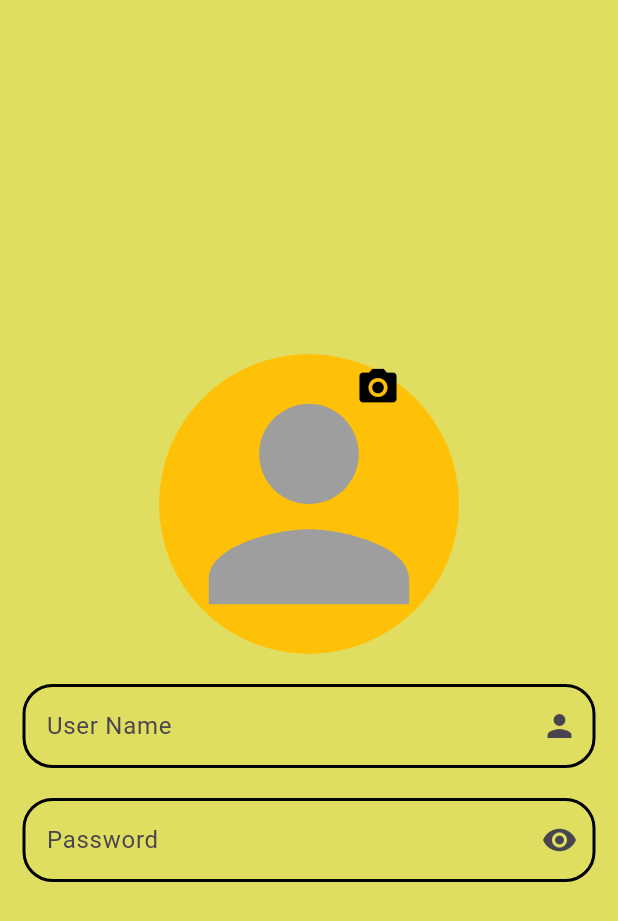
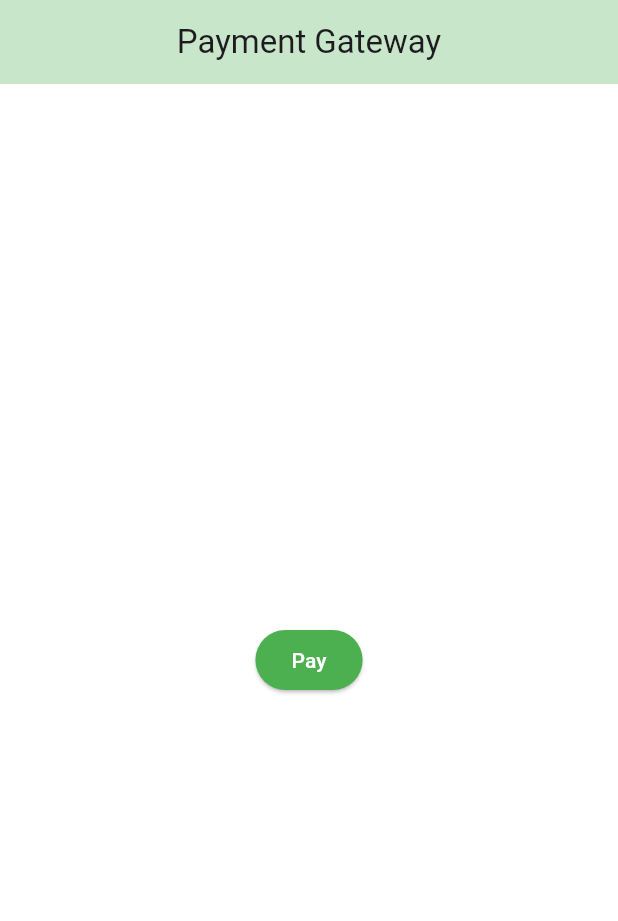
Before and after one commit to safwanpulisseri/firebase-crud-app, a Flutter app: the screen it shows after launch, on a phone screen of 412 x 824 dp. Shown: the top 921 px of the screen. Run offline on Flutter 3.47's test engine with Material 3 defaults, Android fonts, the phone set to English and light mode, and no system bars; our stand-ins replace firebase_core, firebase_storage, image_picker; accounts and stored records are empty.

Commit message:
made chnges for paymeny UI

```diff
--- a/lib/main.dart
+++ b/lib/main.dart
@@ -1,6 +1,7 @@
 import 'package:firebase_core/firebase_core.dart';
 import 'package:firebase_crud_app/firebase_options.dart';
 import 'package:firebase_crud_app/home/login_page.dart';
+import 'package:firebase_crud_app/payment/stripe_payment.dart';
 import 'package:flutter/material.dart';
 
 void main() async {
@@ -24,7 +25,7 @@ class MyApp extends StatelessWidget {
         colorScheme: ColorScheme.fromSeed(seedColor: Colors.deepPurple),
         useMaterial3: true,
       ),
-      home: LoginPage(),
+      home: PaymentPage(),
     );
   }
 }
--- /dev/null
+++ b/lib/payment/stripe_payment.dart
@@ -0,0 +1,30 @@
+import 'package:flutter/cupertino.dart';
+import 'package:flutter/material.dart';
+
+class PaymentPage extends StatelessWidget {
+  const PaymentPage({super.key});
+
+  @override
+  Widget build(BuildContext context) {
+    return Scaffold(
+      appBar: AppBar(
+        backgroundColor: Colors.green.shade100,
+        centerTitle: true,
+        title: const Text('Payment Gateway'),
+      ),
+      backgroundColor: Colors.white,
+      body: Center(
+        child: ElevatedButton(
+          style: ElevatedButton.styleFrom(backgroundColor: Colors.green),
+          onPressed: () {},
+          child: const Text(
+            'Pay',
+            style: TextStyle(
+              color: Colors.white,
+            ),
+          ),
+        ),
+      ),
+    );
+  }
+}
--- a/pubspec.yaml
+++ b/pubspec.yaml
@@ -38,6 +38,7 @@ dependencies:
   firebase_core: ^3.2.0
   image_picker: ^1.1.2
   firebase_storage: ^12.1.1
+  flutter_stripe: ^11.0.0
 
 dev_dependencies:
   flutter_test:
```
Also changed, not shown: pubspec.lock, 8 other files.
